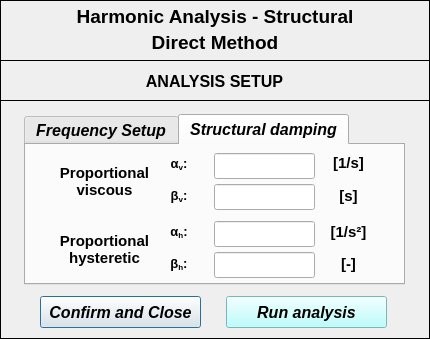
Qt form vibra/interface/data/ui_files/analysis/structural/harmonic_analysis_direct_method.ui (MOPT-UFSC/VIBRA) before a commit.
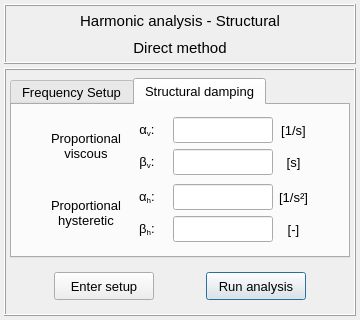
The same form after that commit. The open tabs and pages were chosen to show the change. Icons and pictures are not drawn.

Commit message: Adds the structural harmonic analysis render, setup and solver

```diff
--- a/vibra/interface/data/ui_files/analysis/structural/harmonic_analysis_direct_method.ui
+++ b/vibra/interface/data/ui_files/analysis/structural/harmonic_analysis_direct_method.ui
@@ -9,8 +9,8 @@
    <rect>
     <x>0</x>
     <y>0</y>
-    <width>430</width>
-    <height>339</height>
+    <width>360</width>
+    <height>320</height>
    </rect>
   </property>
   <property name="sizePolicy">
@@ -21,14 +21,14 @@
   </property>
   <property name="minimumSize">
    <size>
-    <width>430</width>
-    <height>339</height>
+    <width>360</width>
+    <height>320</height>
    </size>
   </property>
   <property name="maximumSize">
    <size>
-    <width>430</width>
-    <height>339</height>
+    <width>360</width>
+    <height>327</height>
    </size>
   </property>
   <property name="contextMenuPolicy">
@@ -44,44 +44,74 @@
   <property name="whatsThis">
    <string/>
   </property>
+  <layout class="QGridLayout" name="gridLayout_2">
+   <property name="leftMargin">
+    <number>4</number>
+   </property>
+   <property name="topMargin">
+    <number>4</number>
+   </property>
+   <property name="rightMargin">
+    <number>4</number>
+   </property>
+   <property name="bottomMargin">
+    <number>4</number>
+   </property>
+   <property name="spacing">
+    <number>4</number>
+   </property>
+   <item row="0" column="0">
   <widget class="QFrame" name="frame_3">
-   <property name="geometry">
-    <rect>
-     <x>0</x>
-     <y>0</y>
+     <property name="minimumSize">
+      <size>
+       <width>300</width>
+       <height>60</height>
+      </size>
+     </property>
+     <property name="maximumSize">
+      <size>
      <width>430</width>
-     <height>61</height>
-    </rect>
+       <height>60</height>
+      </size>
    </property>
    <property name="frameShape">
     <enum>QFrame::Box</enum>
    </property>
    <property name="frameShadow">
-    <enum>QFrame::Plain</enum>
+      <enum>QFrame::Raised</enum>
    </property>
    <property name="lineWidth">
     <number>1</number>
    </property>
+     <layout class="QGridLayout" name="gridLayout">
+      <property name="leftMargin">
+       <number>2</number>
+      </property>
+      <property name="topMargin">
+       <number>2</number>
+      </property>
+      <property name="rightMargin">
+       <number>2</number>
+      </property>
+      <property name="bottomMargin">
+       <number>2</number>
+      </property>
+      <property name="spacing">
+       <number>2</number>
+      </property>
+      <item row="0" column="0">
    <widget class="QLabel" name="label_title">
-    <property name="geometry">
-     <rect>
-      <x>36</x>
-      <y>4</y>
-      <width>358</width>
-      <height>25</height>
-     </rect>
-    </property>
     <property name="font">
      <font>
-      <family>Arial</family>
-      <pointsize>14</pointsize>
-      <weight>75</weight>
+          <family>MS Shell Dlg 2</family>
+          <pointsize>11</pointsize>
+          <weight>50</weight>
       <italic>false</italic>
-      <bold>true</bold>
+          <bold>false</bold>
      </font>
     </property>
     <property name="text">
-     <string>Harmonic Analysis - Structural</string>
+         <string>Harmonic analysis - Structural</string>
     </property>
     <property name="textFormat">
      <enum>Qt::AutoText</enum>
@@ -90,26 +120,20 @@
      <set>Qt::AlignCenter</set>
     </property>
    </widget>
+      </item>
+      <item row="1" column="0">
    <widget class="QLabel" name="label_subtitle">
-    <property name="geometry">
-     <rect>
-      <x>36</x>
-      <y>30</y>
-      <width>358</width>
-      <height>25</height>
-     </rect>
-    </property>
     <property name="font">
      <font>
-      <family>Arial</family>
-      <pointsize>14</pointsize>
-      <weight>75</weight>
+          <family>MS Shell Dlg 2</family>
+          <pointsize>11</pointsize>
+          <weight>50</weight>
       <italic>false</italic>
-      <bold>true</bold>
+          <bold>false</bold>
      </font>
     </property>
     <property name="text">
-     <string>Direct Method</string>
+         <string>Direct method</string>
     </property>
     <property name="textFormat">
      <enum>Qt::AutoText</enum>
@@ -118,50 +142,59 @@
      <set>Qt::AlignCenter</set>
     </property>
    </widget>
-  </widget>
+      </item>
+     </layout>
+    </widget>
+   </item>
+   <item row="1" column="0">
   <widget class="QFrame" name="frame_2">
-   <property name="geometry">
-    <rect>
-     <x>0</x>
-     <y>100</y>
-     <width>430</width>
-     <height>239</height>
-    </rect>
-   </property>
-   <property name="minimumSize">
-    <size>
-     <width>430</width>
-     <height>239</height>
-    </size>
-   </property>
-   <property name="maximumSize">
-    <size>
-     <width>430</width>
-     <height>239</height>
-    </size>
-   </property>
    <property name="frameShape">
     <enum>QFrame::Box</enum>
    </property>
    <property name="frameShadow">
-    <enum>QFrame::Plain</enum>
-   </property>
+      <enum>QFrame::Raised</enum>
+     </property>
+     <layout class="QGridLayout" name="gridLayout_9">
+      <property name="leftMargin">
+       <number>4</number>
+      </property>
+      <property name="topMargin">
+       <number>8</number>
+      </property>
+      <property name="rightMargin">
+       <number>4</number>
+      </property>
+      <property name="bottomMargin">
+       <number>4</number>
+      </property>
+      <property name="horizontalSpacing">
+       <number>2</number>
+      </property>
+      <property name="verticalSpacing">
+       <number>4</number>
+      </property>
+      <item row="0" column="0">
    <widget class="QTabWidget" name="tabWidget">
-    <property name="geometry">
-     <rect>
-      <x>24</x>
-      <y>14</y>
-      <width>381</width>
-      <height>171</height>
-     </rect>
+        <property name="minimumSize">
+         <size>
+          <width>0</width>
+          <height>0</height>
+         </size>
+        </property>
+        <property name="maximumSize">
+         <size>
+          <width>360</width>
+          <height>16777215</height>
+         </size>
     </property>
     <property name="font">
      <font>
-      <family>Arial</family>
-      <pointsize>12</pointsize>
-      <weight>75</weight>
-      <italic>true</italic>
-      <bold>true</bold>
+          <family>MS Shell Dlg 2</family>
+          <pointsize>10</pointsize>
+          <weight>50</weight>
+          <italic>false</italic>
+          <bold>false</bold>
+          <kerning>false</kerning>
      </font>
     </property>
     <property name="currentIndex">
@@ -476,60 +509,65 @@
      <attribute name="title">
       <string>Structural damping</string>
      </attribute>
-     <widget class="QWidget" name="verticalLayoutWidget_5">
-      <property name="geometry">
-       <rect>
-        <x>28</x>
-        <y>6</y>
-        <width>101</width>
-        <height>61</height>
-       </rect>
-      </property>
-      <layout class="QVBoxLayout" name="verticalLayout_5">
-       <item>
-        <widget class="QLabel" name="label_8">
+         <layout class="QGridLayout" name="gridLayout_4">
+          <item row="0" column="4">
+           <layout class="QGridLayout" name="gridLayout_12">
+            <item row="0" column="0">
+             <widget class="QLabel" name="label_15">
+              <property name="minimumSize">
+               <size>
+                <width>0</width>
+                <height>26</height>
+               </size>
+              </property>
+              <property name="maximumSize">
+               <size>
+                <width>16777215</width>
+                <height>26</height>
+               </size>
+              </property>
          <property name="font">
           <font>
-           <pointsize>11</pointsize>
-           <weight>75</weight>
+                <family>MS Shell Dlg 2</family>
+                <pointsize>10</pointsize>
+                <weight>50</weight>
            <italic>false</italic>
-           <bold>true</bold>
+                <bold>false</bold>
           </font>
          </property>
          <property name="text">
-          <string>Proportional
-viscous</string>
+               <string>[1/s]</string>
          </property>
          <property name="alignment">
           <set>Qt::AlignCenter</set>
          </property>
         </widget>
        </item>
-      </layout>
-     </widget>
-     <widget class="QWidget" name="verticalLayoutWidget_6">
-      <property name="geometry">
-       <rect>
-        <x>28</x>
-        <y>74</y>
-        <width>101</width>
-        <height>61</height>
-       </rect>
-      </property>
-      <layout class="QVBoxLayout" name="verticalLayout_6">
-       <item>
-        <widget class="QLabel" name="label_9">
+            <item row="1" column="0">
+             <widget class="QLabel" name="label_14">
+              <property name="minimumSize">
+               <size>
+                <width>0</width>
+                <height>26</height>
+               </size>
+              </property>
+              <property name="maximumSize">
+               <size>
+                <width>16777215</width>
+                <height>26</height>
+               </size>
+              </property>
          <property name="font">
           <font>
-           <pointsize>11</pointsize>
-           <weight>75</weight>
+                <family>MS Shell Dlg 2</family>
+                <pointsize>10</pointsize>
+                <weight>50</weight>
            <italic>false</italic>
-           <bold>true</bold>
+                <bold>false</bold>
           </font>
          </property>
          <property name="text">
-          <string>Proportional
-hysteretic</string>
+               <string>[s]</string>
          </property>
          <property name="alignment">
           <set>Qt::AlignCenter</set>
@@ -537,28 +575,20 @@
         </widget>
        </item>
       </layout>
-     </widget>
-     <widget class="QWidget" name="verticalLayoutWidget_7">
-      <property name="geometry">
-       <rect>
-        <x>128</x>
-        <y>6</y>
-        <width>52</width>
-        <height>60</height>
-       </rect>
-      </property>
-      <layout class="QVBoxLayout" name="verticalLayout_7">
-       <item>
+          </item>
+          <item row="0" column="2">
+           <layout class="QGridLayout" name="gridLayout_15">
+            <item row="0" column="0">
         <widget class="QLabel" name="label_10">
          <property name="minimumSize">
           <size>
-           <width>50</width>
+                <width>40</width>
            <height>26</height>
           </size>
          </property>
          <property name="maximumSize">
           <size>
-           <width>50</width>
+                <width>40</width>
            <height>26</height>
           </size>
          </property>
@@ -566,9 +596,9 @@
           <font>
            <family>Arial</family>
            <pointsize>11</pointsize>
-           <weight>75</weight>
+                <weight>50</weight>
            <italic>false</italic>
-           <bold>true</bold>
+                <bold>false</bold>
           </font>
          </property>
          <property name="text">
@@ -579,17 +609,17 @@
          </property>
         </widget>
        </item>
-       <item>
+            <item row="1" column="0">
         <widget class="QLabel" name="label_11">
          <property name="minimumSize">
           <size>
-           <width>50</width>
+                <width>40</width>
            <height>26</height>
           </size>
          </property>
          <property name="maximumSize">
           <size>
-           <width>50</width>
+                <width>40</width>
            <height>26</height>
           </size>
          </property>
@@ -597,9 +627,9 @@
           <font>
            <family>Arial</family>
            <pointsize>11</pointsize>
-           <weight>75</weight>
+                <weight>50</weight>
            <italic>false</italic>
-           <bold>true</bold>
+                <bold>false</bold>
           </font>
          </property>
          <property name="text">
@@ -611,28 +641,107 @@
         </widget>
        </item>
       </layout>
-     </widget>
-     <widget class="QWidget" name="verticalLayoutWidget_8">
-      <property name="geometry">
-       <rect>
-        <x>128</x>
-        <y>74</y>
-        <width>52</width>
-        <height>60</height>
-       </rect>
-      </property>
-      <layout class="QVBoxLayout" name="verticalLayout_8">
+          </item>
+          <item row="0" column="1">
+           <layout class="QVBoxLayout" name="verticalLayout_5">
        <item>
+             <widget class="QLabel" name="label_8">
+              <property name="font">
+               <font>
+                <pointsize>10</pointsize>
+                <weight>50</weight>
+                <italic>false</italic>
+                <bold>false</bold>
+               </font>
+              </property>
+              <property name="text">
+               <string>Proportional
+viscous</string>
+              </property>
+              <property name="alignment">
+               <set>Qt::AlignCenter</set>
+              </property>
+             </widget>
+            </item>
+           </layout>
+          </item>
+          <item row="1" column="3">
+           <layout class="QGridLayout" name="gridLayout_10">
+            <item row="0" column="0">
+             <widget class="QLineEdit" name="lineEdit_ah">
+              <property name="minimumSize">
+               <size>
+                <width>100</width>
+                <height>26</height>
+               </size>
+              </property>
+              <property name="maximumSize">
+               <size>
+                <width>100</width>
+                <height>26</height>
+               </size>
+              </property>
+              <property name="font">
+               <font>
+                <pointsize>10</pointsize>
+                <weight>50</weight>
+                <italic>false</italic>
+                <bold>false</bold>
+               </font>
+              </property>
+              <property name="styleSheet">
+               <string notr="true"/>
+              </property>
+              <property name="alignment">
+               <set>Qt::AlignCenter</set>
+              </property>
+             </widget>
+            </item>
+            <item row="1" column="0">
+             <widget class="QLineEdit" name="lineEdit_bh">
+              <property name="minimumSize">
+               <size>
+                <width>100</width>
+                <height>26</height>
+               </size>
+              </property>
+              <property name="maximumSize">
+               <size>
+                <width>100</width>
+                <height>26</height>
+               </size>
+              </property>
+              <property name="font">
+               <font>
+                <pointsize>10</pointsize>
+                <weight>50</weight>
+                <italic>false</italic>
+                <bold>false</bold>
+               </font>
+              </property>
+              <property name="styleSheet">
+               <string notr="true"/>
+              </property>
+              <property name="alignment">
+               <set>Qt::AlignCenter</set>
+              </property>
+             </widget>
+            </item>
+           </layout>
+          </item>
+          <item row="1" column="2">
+           <layout class="QGridLayout" name="gridLayout_14">
+            <item row="0" column="0">
         <widget class="QLabel" name="label_13">
          <property name="minimumSize">
           <size>
-           <width>50</width>
+                <width>40</width>
            <height>26</height>
           </size>
          </property>
          <property name="maximumSize">
           <size>
-           <width>50</width>
+                <width>40</width>
            <height>26</height>
           </size>
          </property>
@@ -640,9 +749,9 @@
           <font>
            <family>Arial</family>
            <pointsize>11</pointsize>
-           <weight>75</weight>
+                <weight>50</weight>
            <italic>false</italic>
-           <bold>true</bold>
+                <bold>false</bold>
           </font>
          </property>
          <property name="text">
@@ -653,17 +762,17 @@
          </property>
         </widget>
        </item>
-       <item>
+            <item row="1" column="0">
         <widget class="QLabel" name="label_12">
          <property name="minimumSize">
           <size>
-           <width>50</width>
+                <width>40</width>
            <height>26</height>
           </size>
          </property>
          <property name="maximumSize">
           <size>
-           <width>50</width>
+                <width>40</width>
            <height>26</height>
           </size>
          </property>
@@ -671,9 +780,9 @@
           <font>
            <family>Arial</family>
            <pointsize>11</pointsize>
-           <weight>75</weight>
+                <weight>50</weight>
            <italic>false</italic>
-           <bold>true</bold>
+                <bold>false</bold>
           </font>
          </property>
          <property name="text">
@@ -685,76 +794,86 @@
         </widget>
        </item>
       </layout>
-     </widget>
-     <widget class="QWidget" name="verticalLayoutWidget_9">
-      <property name="geometry">
-       <rect>
-        <x>188</x>
-        <y>6</y>
-        <width>101</width>
-        <height>61</height>
-       </rect>
-      </property>
-      <layout class="QVBoxLayout" name="verticalLayout_9">
-       <property name="spacing">
-        <number>3</number>
-       </property>
+          </item>
+          <item row="1" column="1">
+           <layout class="QVBoxLayout" name="verticalLayout_6">
        <item>
+             <widget class="QLabel" name="label_9">
+              <property name="font">
+               <font>
+                <pointsize>10</pointsize>
+                <weight>50</weight>
+                <italic>false</italic>
+                <bold>false</bold>
+               </font>
+              </property>
+              <property name="text">
+               <string>Proportional
+hysteretic</string>
+              </property>
+              <property name="alignment">
+               <set>Qt::AlignCenter</set>
+              </property>
+             </widget>
+            </item>
+           </layout>
+          </item>
+          <item row="0" column="3">
+           <layout class="QGridLayout" name="gridLayout_11">
+            <item row="0" column="0">
         <widget class="QLineEdit" name="lineEdit_av">
          <property name="minimumSize">
           <size>
-           <width>0</width>
+                <width>100</width>
            <height>26</height>
           </size>
          </property>
          <property name="maximumSize">
           <size>
-           <width>16777215</width>
+                <width>100</width>
            <height>26</height>
           </size>
          </property>
          <property name="font">
           <font>
-           <family>Arial</family>
-           <pointsize>11</pointsize>
-           <weight>75</weight>
-           <italic>true</italic>
-           <bold>true</bold>
+                <pointsize>10</pointsize>
+                <weight>50</weight>
+                <italic>false</italic>
+                <bold>false</bold>
           </font>
          </property>
          <property name="styleSheet">
-          <string notr="true">color: rgb(0, 0, 255);</string>
+               <string notr="true"/>
          </property>
          <property name="alignment">
           <set>Qt::AlignCenter</set>
          </property>
         </widget>
        </item>
-       <item>
+            <item row="1" column="0">
         <widget class="QLineEdit" name="lineEdit_bv">
          <property name="minimumSize">
           <size>
-           <width>0</width>
+                <width>100</width>
            <height>26</height>
           </size>
          </property>
          <property name="maximumSize">
           <size>
-           <width>16777215</width>
+                <width>100</width>
            <height>26</height>
           </size>
          </property>
          <property name="font">
           <font>
-           <family>Arial</family>
-           <pointsize>11</pointsize>
-           <weight>75</weight>
-           <italic>true</italic>
-           <bold>true</bold>
+                <pointsize>10</pointsize>
+                <weight>50</weight>
+                <italic>false</italic>
+                <bold>false</bold>
           </font>
          </property>
          <property name="styleSheet">
-          <string notr="true">color: rgb(0, 0, 255);</string>
+               <string notr="true"/>
          </property>
          <property name="alignment">
           <set>Qt::AlignCenter</set>
@@ -762,92 +881,23 @@
         </widget>
        </item>
       </layout>
-     </widget>
-     <widget class="QWidget" name="verticalLayoutWidget_10">
-      <property name="geometry">
-       <rect>
-        <x>292</x>
-        <y>4</y>
-        <width>61</width>
-        <height>63</height>
-       </rect>
-      </property>
-      <layout class="QVBoxLayout" name="verticalLayout_10">
-       <item>
-        <widget class="QLabel" name="label_15">
-         <property name="minimumSize">
-          <size>
-           <width>0</width>
-           <height>26</height>
-          </size>
-         </property>
-         <property name="maximumSize">
-          <size>
-           <width>16777215</width>
-           <height>26</height>
-          </size>
-         </property>
-         <property name="font">
-          <font>
-           <family>Arial</family>
-           <pointsize>11</pointsize>
-           <weight>75</weight>
-           <italic>false</italic>
-           <bold>true</bold>
-          </font>
-         </property>
-         <property name="text">
-          <string>[1/s]</string>
-         </property>
-         <property name="alignment">
-          <set>Qt::AlignCenter</set>
-         </property>
-        </widget>
-       </item>
-       <item>
-        <widget class="QLabel" name="label_14">
-         <property name="minimumSize">
-          <size>
-           <width>0</width>
-           <height>26</height>
-          </size>
-         </property>
-         <property name="maximumSize">
+          </item>
+          <item row="0" column="5">
+           <spacer name="horizontalSpacer">
+            <property name="orientation">
+             <enum>Qt::Horizontal</enum>
+            </property>
+            <property name="sizeHint" stdset="0">
           <size>
-           <width>16777215</width>
-           <height>26</height>
-          </size>
-         </property>
-         <property name="font">
-          <font>
-           <family>Arial</family>
-           <pointsize>11</pointsize>
-           <weight>75</weight>
-           <italic>false</italic>
-           <bold>true</bold>
-          </font>
-         </property>
-         <property name="text">
-          <string>[s]</string>
-         </property>
-         <property name="alignment">
-          <set>Qt::AlignCenter</set>
-         </property>
-        </widget>
-       </item>
-      </layout>
-     </widget>
-     <widget class="QWidget" name="verticalLayoutWidget_11">
-      <property name="geometry">
-       <rect>
-        <x>292</x>
-        <y>74</y>
-        <width>61</width>
-        <height>60</height>
-       </rect>
-      </property>
-      <layout class="QVBoxLayout" name="verticalLayout_11">
-       <item>
+              <width>40</width>
+              <height>20</height>
+             </size>
+            </property>
+           </spacer>
+          </item>
+          <item row="1" column="4">
+           <layout class="QGridLayout" name="gridLayout_13">
+            <item row="0" column="0">
         <widget class="QLabel" name="label_16">
          <property name="minimumSize">
           <size>
@@ -863,11 +913,11 @@
          </property>
          <property name="font">
           <font>
-           <family>Arial</family>
-           <pointsize>11</pointsize>
-           <weight>75</weight>
+                <family>MS Shell Dlg 2</family>
+                <pointsize>10</pointsize>
+                <weight>50</weight>
            <italic>false</italic>
-           <bold>true</bold>
+                <bold>false</bold>
           </font>
          </property>
          <property name="text">
@@ -878,7 +928,7 @@
          </property>
         </widget>
        </item>
-       <item>
+            <item row="1" column="0">
         <widget class="QLabel" name="label_17">
          <property name="minimumSize">
           <size>
@@ -894,11 +944,11 @@
          </property>
          <property name="font">
           <font>
-           <family>Arial</family>
-           <pointsize>11</pointsize>
-           <weight>75</weight>
+                <family>MS Shell Dlg 2</family>
+                <pointsize>10</pointsize>
+                <weight>50</weight>
            <italic>false</italic>
-           <bold>true</bold>
+                <bold>false</bold>
           </font>
          </property>
          <property name="text">
@@ -910,182 +960,145 @@
         </widget>
        </item>
       </layout>
-     </widget>
-     <widget class="QWidget" name="verticalLayoutWidget_12">
-      <property name="geometry">
-       <rect>
-        <x>188</x>
-        <y>74</y>
-        <width>101</width>
-        <height>61</height>
-       </rect>
-      </property>
-      <layout class="QVBoxLayout" name="verticalLayout_12">
-       <property name="spacing">
-        <number>3</number>
-       </property>
-       <item>
-        <widget class="QLineEdit" name="lineEdit_ah">
-         <property name="minimumSize">
-          <size>
-           <width>0</width>
-           <height>26</height>
-          </size>
-         </property>
-         <property name="maximumSize">
-          <size>
-           <width>16777215</width>
-           <height>26</height>
-          </size>
-         </property>
-         <property name="font">
-          <font>
-           <family>Arial</family>
-           <pointsize>11</pointsize>
-           <weight>75</weight>
-           <italic>true</italic>
-           <bold>true</bold>
-          </font>
-         </property>
-         <property name="styleSheet">
-          <string notr="true">color: rgb(0, 0, 255);</string>
-         </property>
-         <property name="alignment">
-          <set>Qt::AlignCenter</set>
-         </property>
-        </widget>
-       </item>
-       <item>
-        <widget class="QLineEdit" name="lineEdit_bh">
-         <property name="minimumSize">
-          <size>
-           <width>0</width>
-           <height>26</height>
-          </size>
-         </property>
-         <property name="maximumSize">
+          </item>
+          <item row="0" column="0">
+           <spacer name="horizontalSpacer_2">
+            <property name="orientation">
+             <enum>Qt::Horizontal</enum>
+            </property>
+            <property name="sizeHint" stdset="0">
           <size>
-           <width>16777215</width>
-           <height>26</height>
-          </size>
-         </property>
-         <property name="font">
-          <font>
-           <family>Arial</family>
-           <pointsize>11</pointsize>
-           <weight>75</weight>
-           <italic>true</italic>
-           <bold>true</bold>
-          </font>
-         </property>
-         <property name="styleSheet">
-          <string notr="true">color: rgb(0, 0, 255);</string>
-         </property>
-         <property name="alignment">
-          <set>Qt::AlignCenter</set>
-         </property>
-        </widget>
+              <width>40</width>
+              <height>20</height>
+             </size>
+            </property>
+           </spacer>
        </item>
       </layout>
      </widget>
     </widget>
-   </widget>
-   <widget class="QPushButton" name="pushButton_confirm_close">
-    <property name="geometry">
-     <rect>
-      <x>40</x>
-      <y>196</y>
-      <width>161</width>
-      <height>32</height>
-     </rect>
-    </property>
-    <property name="font">
-     <font>
-      <family>Arial</family>
-      <pointsize>12</pointsize>
-      <weight>75</weight>
-      <italic>true</italic>
-      <bold>true</bold>
-     </font>
-    </property>
-    <property name="text">
-     <string>Confirm and Close</string>
-    </property>
-   </widget>
-   <widget class="QPushButton" name="pushButton_confirm_run_analysis">
-    <property name="geometry">
-     <rect>
-      <x>226</x>
-      <y>196</y>
-      <width>161</width>
-      <height>32</height>
-     </rect>
-    </property>
-    <property name="font">
-     <font>
-      <family>Arial</family>
-      <pointsize>12</pointsize>
-      <weight>75</weight>
-      <italic>true</italic>
-      <bold>true</bold>
-     </font>
-    </property>
-    <property name="styleSheet">
-     <string notr="true">background-color: rgb(170, 255, 255);</string>
-    </property>
-    <property name="text">
-     <string>Run analysis</string>
-    </property>
-   </widget>
-  </widget>
+      </item>
+      <item row="1" column="0">
   <widget class="QFrame" name="frame">
-   <property name="geometry">
-    <rect>
-     <x>0</x>
-     <y>60</y>
-     <width>430</width>
-     <height>41</height>
-    </rect>
+        <property name="minimumSize">
+         <size>
+          <width>0</width>
+          <height>48</height>
+         </size>
+        </property>
+        <property name="maximumSize">
+         <size>
+          <width>360</width>
+          <height>48</height>
+         </size>
    </property>
    <property name="frameShape">
-    <enum>QFrame::Box</enum>
+         <enum>QFrame::NoFrame</enum>
    </property>
    <property name="frameShadow">
-    <enum>QFrame::Plain</enum>
-   </property>
-   <property name="lineWidth">
-    <number>1</number>
-   </property>
-   <widget class="QLabel" name="label">
-    <property name="geometry">
-     <rect>
-      <x>24</x>
-      <y>8</y>
-      <width>381</width>
-      <height>27</height>
-     </rect>
-    </property>
+         <enum>QFrame::Raised</enum>
+        </property>
+        <layout class="QGridLayout" name="gridLayout_3">
+         <property name="leftMargin">
+          <number>4</number>
+         </property>
+         <property name="topMargin">
+          <number>4</number>
+         </property>
+         <property name="rightMargin">
+          <number>4</number>
+         </property>
+         <property name="bottomMargin">
+          <number>4</number>
+         </property>
+         <property name="horizontalSpacing">
+          <number>12</number>
+         </property>
+         <property name="verticalSpacing">
+          <number>4</number>
+         </property>
+         <item row="0" column="1">
+          <widget class="QPushButton" name="pushButton_run_analysis">
+           <property name="minimumSize">
+            <size>
+             <width>100</width>
+             <height>28</height>
+            </size>
+           </property>
+           <property name="maximumSize">
+            <size>
+             <width>100</width>
+             <height>28</height>
+            </size>
+           </property>
     <property name="font">
      <font>
-      <family>Arial</family>
-      <pointsize>12</pointsize>
-      <weight>75</weight>
+             <family>MS Shell Dlg 2</family>
+             <pointsize>10</pointsize>
+             <weight>50</weight>
       <italic>false</italic>
-      <bold>true</bold>
-     </font>
-    </property>
+             <bold>false</bold>
+            </font>
+           </property>
+           <property name="styleSheet">
+            <string notr="true"/>
+           </property>
     <property name="text">
-     <string>ANALYSIS SETUP</string>
-    </property>
-    <property name="textFormat">
-     <enum>Qt::AutoText</enum>
-    </property>
-    <property name="alignment">
-     <set>Qt::AlignCenter</set>
-    </property>
-   </widget>
-  </widget>
- </widget>
+            <string>Run analysis</string>
+           </property>
+          </widget>
+         </item>
+         <item row="0" column="0">
+          <widget class="QPushButton" name="pushButton_enter_setup">
+           <property name="minimumSize">
+            <size>
+             <width>100</width>
+             <height>28</height>
+            </size>
+           </property>
+           <property name="maximumSize">
+            <size>
+             <width>100</width>
+             <height>28</height>
+            </size>
+           </property>
+           <property name="font">
+            <font>
+             <family>MS Shell Dlg 2</family>
+             <pointsize>10</pointsize>
+             <weight>50</weight>
+             <italic>false</italic>
+             <bold>false</bold>
+            </font>
+           </property>
+           <property name="styleSheet">
+            <string notr="true"/>
+           </property>
+           <property name="text">
+            <string>Enter setup</string>
+           </property>
+          </widget>
+         </item>
+        </layout>
+       </widget>
+      </item>
+     </layout>
+    </widget>
+   </item>
+  </layout>
+ </widget>
+ <tabstops>
+  <tabstop>tabWidget</tabstop>
+  <tabstop>lineEdit_fmin</tabstop>
+  <tabstop>lineEdit_fmax</tabstop>
+  <tabstop>lineEdit_fstep</tabstop>
+  <tabstop>pushButton_enter_setup</tabstop>
+  <tabstop>pushButton_run_analysis</tabstop>
+  <tabstop>lineEdit_av</tabstop>
+  <tabstop>lineEdit_bv</tabstop>
+  <tabstop>lineEdit_ah</tabstop>
+  <tabstop>lineEdit_bh</tabstop>
+ </tabstops>
  <resources/>
  <connections/>
 </ui>
```
Left out of the diff: 347 changed lines with no effect on the pictures. Lines whose indentation alone changed are shown as unchanged. The commit also changes 35 other files.
